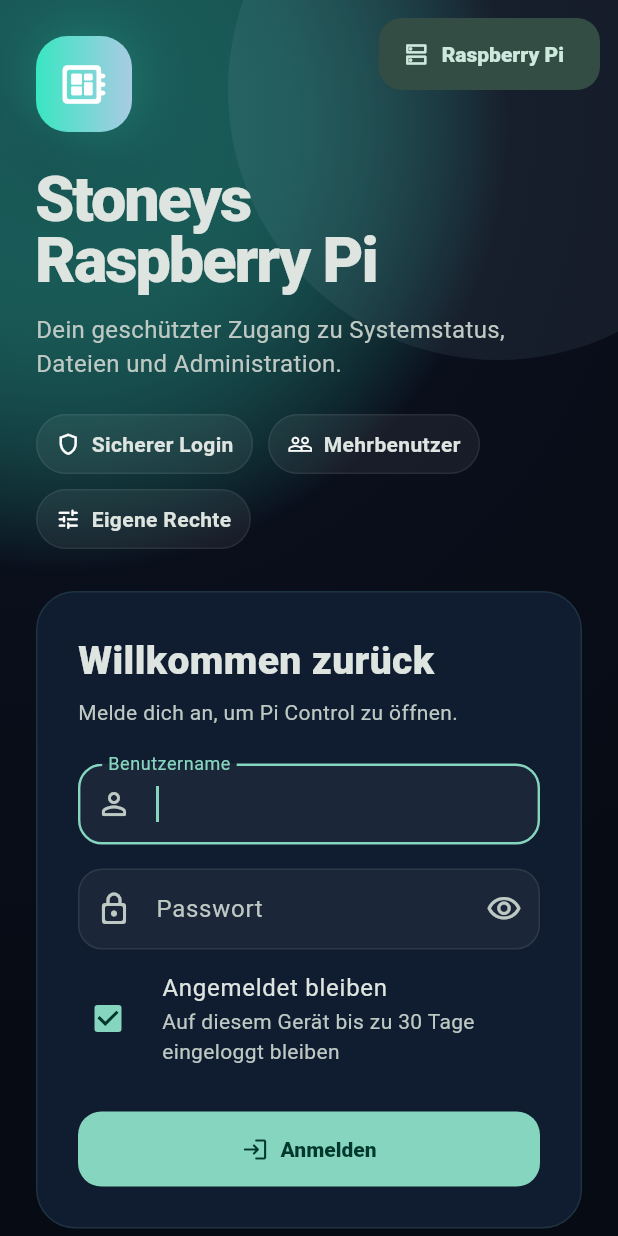
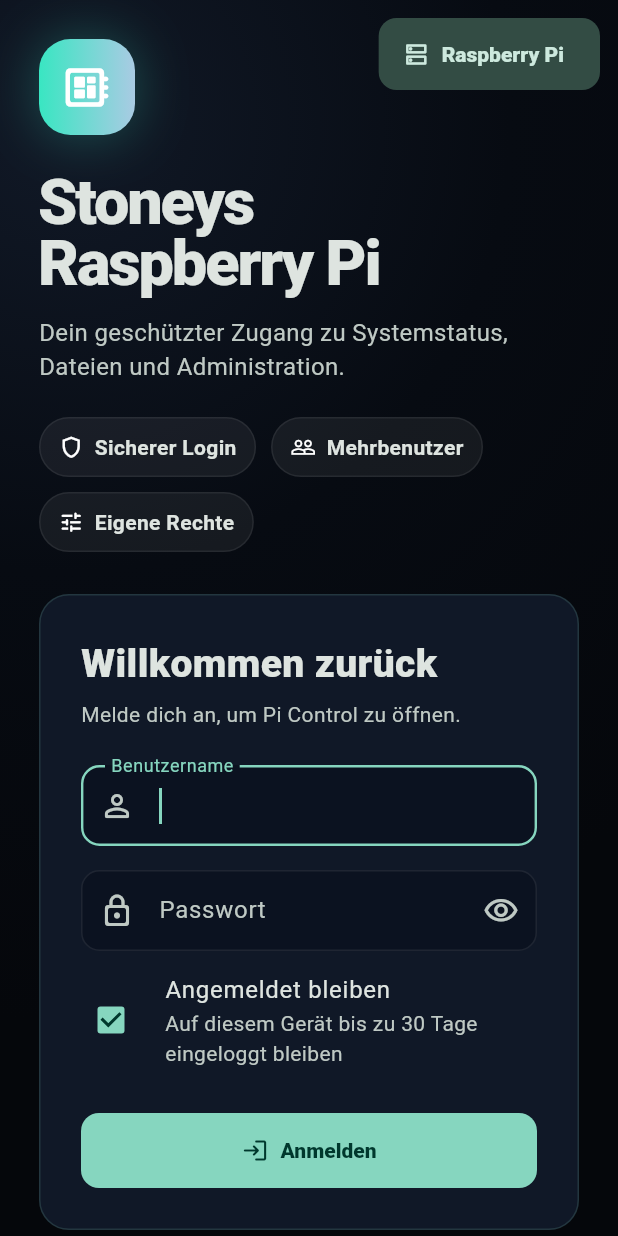
Before and after one commit to SimonSteindl/pi-control, a Flutter app: the screen it shows after launch, on a phone screen of 412 x 824 dp. Run offline on Flutter 3.47's test engine with Material 3 defaults, Android fonts, the phone set to English and light mode, and no system bars; our stand-ins replace file_picker, flutter_secure_storage, image_picker, qr_flutter, shared_preferences; missing offline and left inert: home_widget, workmanager; statements that could not run were skipped.

Commit message:
Refresh shared dark cockpit design system

```diff
--- a/app/lib/layout_system.dart
+++ b/app/lib/layout_system.dart
@@ -90,7 +90,7 @@
 PiLayoutStyle piLayoutStyleFromKey(String? value) {
   return PiLayoutStyle.values.firstWhere(
     (style) => style.storageKey == value,
-    orElse: () => PiLayoutStyle.aurora,
+    orElse: () => PiLayoutStyle.commandCenter,
   );
 }
 
@@ -121,11 +121,11 @@
     ),
     PiLayoutStyle.commandCenter => (
       const Color(0xFF070B12),
-      const Color(0xFF111721),
-      12.0,
+      const Color(0xFF101827),
+      20.0,
       0.0,
-      18.0,
-      12.0,
+      22.0,
+      15.0,
     ),
     PiLayoutStyle.compact => (
       const Color(0xFF0B0E13),
@@ -156,15 +156,30 @@
     scaffoldBackgroundColor: background,
     visualDensity: dense ? VisualDensity.compact : VisualDensity.standard,
     textTheme: base.textTheme.copyWith(
+      headlineLarge: base.textTheme.headlineLarge?.copyWith(
+        fontWeight: FontWeight.w900,
+        letterSpacing: -1.1,
+        height: 1.05,
+      ),
+      headlineMedium: base.textTheme.headlineMedium?.copyWith(
+        fontWeight: FontWeight.w900,
+        letterSpacing: -0.7,
+      ),
       headlineSmall: base.textTheme.headlineSmall?.copyWith(
         fontWeight: FontWeight.w900,
         letterSpacing: -0.5,
       ),
       titleLarge: base.textTheme.titleLarge?.copyWith(
         fontWeight: FontWeight.w800,
+        letterSpacing: -0.25,
       ),
       titleMedium: base.textTheme.titleMedium?.copyWith(
         fontWeight: FontWeight.w700,
+      ),
+      bodyMedium: base.textTheme.bodyMedium?.copyWith(height: 1.4),
+      bodySmall: base.textTheme.bodySmall?.copyWith(
+        color: scheme.onSurfaceVariant,
+        height: 1.35,
       ),
     ),
     extensions: [
@@ -186,6 +201,8 @@
         side: BorderSide(
           color: style == PiLayoutStyle.aurora
               ? scheme.primary.withValues(alpha: 0.12)
+              : style == PiLayoutStyle.commandCenter
+              ? scheme.primary.withValues(alpha: 0.16)
               : Colors.white.withValues(alpha: 0.07),
         ),
       ),
@@ -207,7 +224,7 @@
     ),
     inputDecorationTheme: InputDecorationTheme(
       filled: true,
-      fillColor: Colors.white.withValues(alpha: 0.045),
+      fillColor: const Color(0xFF0B1220),
       border: OutlineInputBorder(
         borderRadius: BorderRadius.circular(radius * .62),
         borderSide: border,
@@ -265,7 +282,26 @@
         borderRadius: BorderRadius.circular(radius * .55),
       ),
     ),
-    progressIndicatorTheme: ProgressIndicatorThemeData(color: scheme.primary),
+    progressIndicatorTheme: ProgressIndicatorThemeData(
+      color: scheme.primary,
+      linearTrackColor: scheme.primary.withValues(alpha: .12),
+      circularTrackColor: scheme.primary.withValues(alpha: .12),
+    ),
+    tabBarTheme: TabBarThemeData(
+      dividerColor: Colors.white.withValues(alpha: .07),
+      indicatorColor: scheme.primary,
+      labelColor: scheme.primary,
+      unselectedLabelColor: scheme.onSurfaceVariant,
+      labelStyle: const TextStyle(fontWeight: FontWeight.w800),
+      unselectedLabelStyle: const TextStyle(fontWeight: FontWeight.w600),
+    ),
+    floatingActionButtonTheme: FloatingActionButtonThemeData(
+      backgroundColor: scheme.primary,
+      foregroundColor: scheme.onPrimary,
+      shape: RoundedRectangleBorder(
+        borderRadius: BorderRadius.circular(radius * .8),
+      ),
+    ),
     navigationRailTheme: NavigationRailThemeData(
       backgroundColor: surface,
       indicatorColor: scheme.primary.withValues(alpha: .22),
@@ -278,9 +314,7 @@
     appBarTheme: AppBarTheme(
       elevation: 0,
       centerTitle: false,
-      backgroundColor: style == PiLayoutStyle.aurora
-          ? const Color(0xFF0B1830)
-          : background,
+      backgroundColor: background,
       surfaceTintColor: Colors.transparent,
     ),
     navigationBarTheme: NavigationBarThemeData(
@@ -302,15 +336,19 @@
   @override
   Widget build(BuildContext context) {
     final tokens = context.piDesign;
-    if (tokens.style != PiLayoutStyle.aurora) return child;
+    if (tokens.style != PiLayoutStyle.aurora &&
+        tokens.style != PiLayoutStyle.commandCenter) {
+      return child;
+    }
     final primary = Theme.of(context).colorScheme.primary;
+    final glow = tokens.style == PiLayoutStyle.commandCenter ? .085 : .13;
     return DecoratedBox(
       decoration: BoxDecoration(
         gradient: RadialGradient(
-          center: const Alignment(.8, -1.05),
-          radius: 1.3,
+          center: const Alignment(.82, -1.05),
+          radius: 1.35,
           colors: [
-            primary.withValues(alpha: .13),
+            primary.withValues(alpha: glow),
             Theme.of(context).scaffoldBackgroundColor,
           ],
         ),
@@ -377,7 +415,7 @@
                 selectedIndex: selectedIndex,
                 onDestinationSelected: onSelected,
                 groupAlignment: -0.78,
-                backgroundColor: const Color(0xFF0D131D),
+                backgroundColor: const Color(0xFF0A111D),
                 indicatorColor: Theme.of(context).colorScheme.primary
                     .withValues(alpha: 0.24),
                 leading: Padding(
@@ -507,7 +545,7 @@
   @override
   Widget build(BuildContext context) {
     return Material(
-      color: const Color(0xFF11161E),
+      color: const Color(0xFF0C1421),
       child: SizedBox(
         height: compact ? 52 : 64,
         child: ListView.separated(
```
